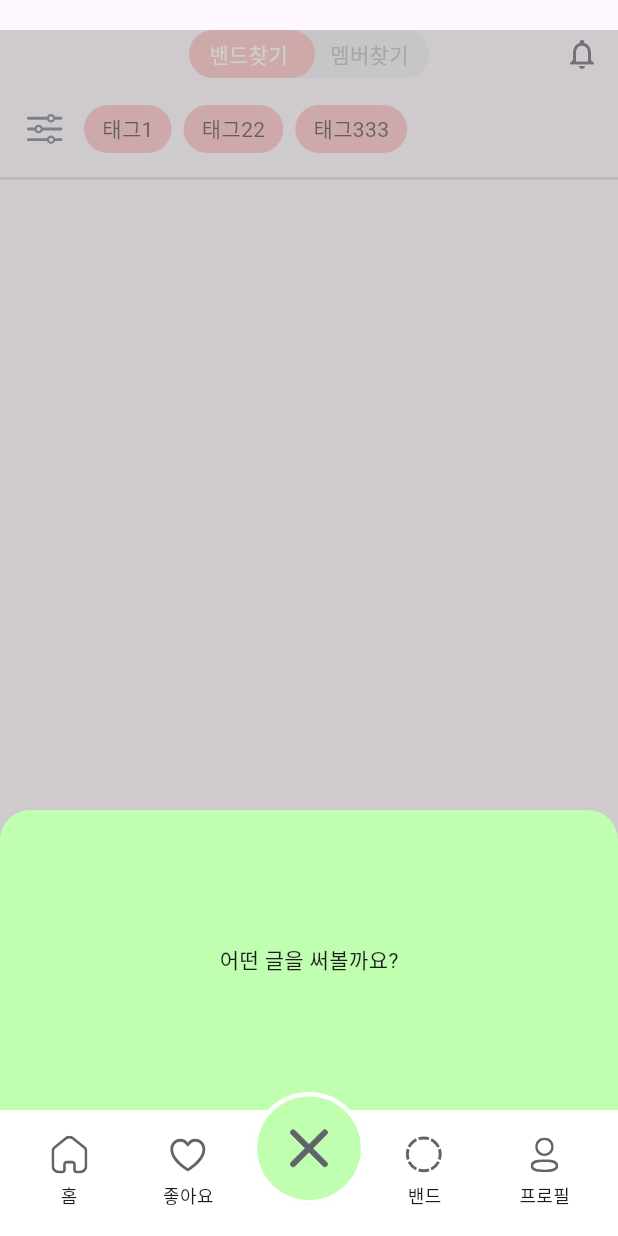
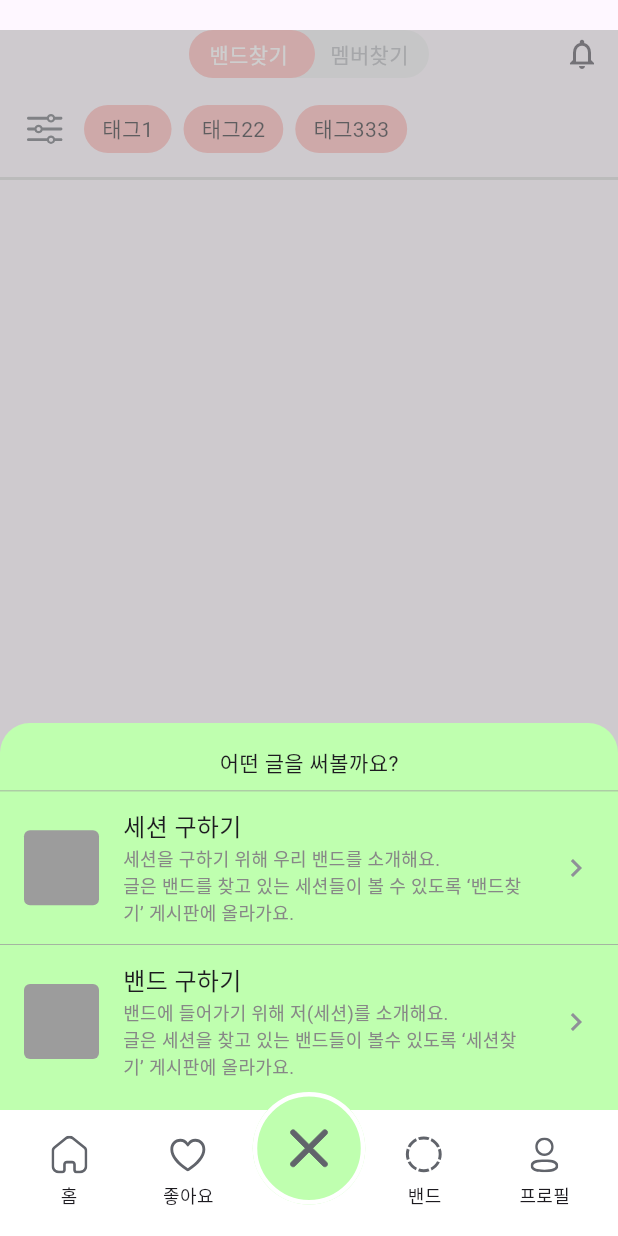
Before and after one commit to zigsong/lets-jam, a Flutter app: the screen it shows after launch, item 3 of the bottom bar chosen, on a phone screen of 412 x 824 dp. Run offline on Flutter 3.47's test engine with Material 3 defaults, Android fonts, the phone set to English and light mode, and no system bars; our stand-ins replace flutter_dotenv, flutter_svg, image_picker, supabase_flutter; missing offline and left inert: kakao_flutter_sdk; accounts and stored records are empty; Roboto replaces fonts that are missing (Pretendard).

Commit message:
feat: BottomSheet 내용 마크업

```diff
--- a/lib/screens/home_screen.dart
+++ b/lib/screens/home_screen.dart
@@ -4,6 +4,7 @@ import 'package:flutter/material.dart';
 import 'package:flutter_svg/svg.dart';
 import 'package:lets_jam/screens/explore_screen.dart';
 import 'package:lets_jam/screens/profile_screen.dart';
+import 'package:lets_jam/widgets/post_bottom_sheet.dart';
 
 class HomeScreen extends StatefulWidget {
   final int? fromIndex;
@@ -134,12 +135,7 @@ class _HomeScreenState extends State<HomeScreen>
                         topRight: Radius.circular(20),
                       ),
                     ),
-                    height: 200,
-                    child: const Center(
-                      child: Text(
-                        '어떤 글을 써볼까요?',
-                      ),
-                    ),
+                    child: const PostBottomSheet(),
                   ),
                 ),
               ),
--- /dev/null
+++ b/lib/widgets/post_bottom_sheet.dart
@@ -0,0 +1,94 @@
+import 'package:flutter/material.dart';
+
+class PostBottomSheet extends StatelessWidget {
+  const PostBottomSheet({super.key});
+
+  @override
+  Widget build(BuildContext context) {
+    return Container(
+      padding: const EdgeInsets.symmetric(vertical: 8),
+      child: const Column(
+        children: [
+          Padding(
+            padding: EdgeInsets.symmetric(vertical: 8),
+            child: Text('어떤 글을 써볼까요?'),
+          ),
+          Column(
+            children: [
+              PostBottomSheetSelect(
+                title: '세션 구하기',
+                desc:
+                    '세션을 구하기 위해 우리 밴드를 소개해요.\n글은 밴드를 찾고 있는 세션들이 볼 수 있도록 ‘밴드찾기’ 게시판에 올라가요.',
+              ),
+              PostBottomSheetSelect(
+                title: '밴드 구하기',
+                desc:
+                    '밴드에 들어가기 위해 저(세션)를 소개해요.\n글은 세션을 찾고 있는 밴드들이 볼수 있도록 ‘세션찾기’ 게시판에 올라가요.',
+              )
+            ],
+          )
+        ],
+      ),
+    );
+  }
+}
+
+class PostBottomSheetSelect extends StatelessWidget {
+  final String title;
+  final String desc;
+  const PostBottomSheetSelect(
+      {super.key, required this.title, required this.desc});
+
+  @override
+  Widget build(BuildContext context) {
+    return GestureDetector(
+      onTap: () {
+        // 글쓰기 페이지
+      },
+      child: Container(
+        decoration: const BoxDecoration(
+            border: Border(
+          top: BorderSide(width: 0.5, color: Color(0xff9C9C9C)),
+        )),
+        padding: const EdgeInsets.symmetric(vertical: 12, horizontal: 16),
+        child: Row(
+          children: [
+            Container(
+              width: 50,
+              height: 50,
+              decoration: BoxDecoration(
+                borderRadius: BorderRadius.circular(4),
+                color: const Color(0xff9C9C9C),
+              ),
+            ),
+            const SizedBox(
+              width: 16,
+            ),
+            Expanded(
+              child: Column(
+                crossAxisAlignment: CrossAxisAlignment.start,
+                children: [
+                  Text(
+                    title,
+                    style: const TextStyle(
+                      fontSize: 16,
+                    ),
+                  ),
+                  Text(
+                    desc,
+                    style:
+                        const TextStyle(fontSize: 12, color: Color(0xff878787)),
+                  )
+                ],
+              ),
+            ),
+            const SizedBox(
+              width: 16,
+            ),
+            const Icon(Icons.keyboard_arrow_right, color: Color(0xff8F9098)),
+          ],
+        ),
+      ),
+    );
+  }
+}
```
